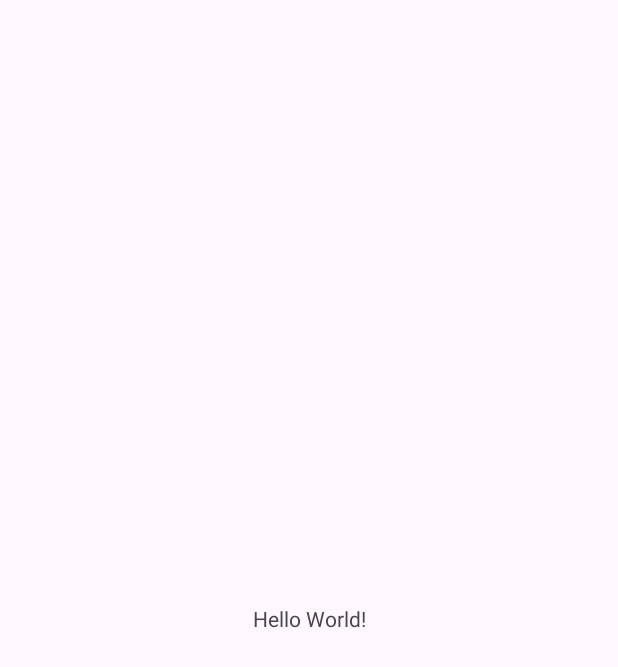
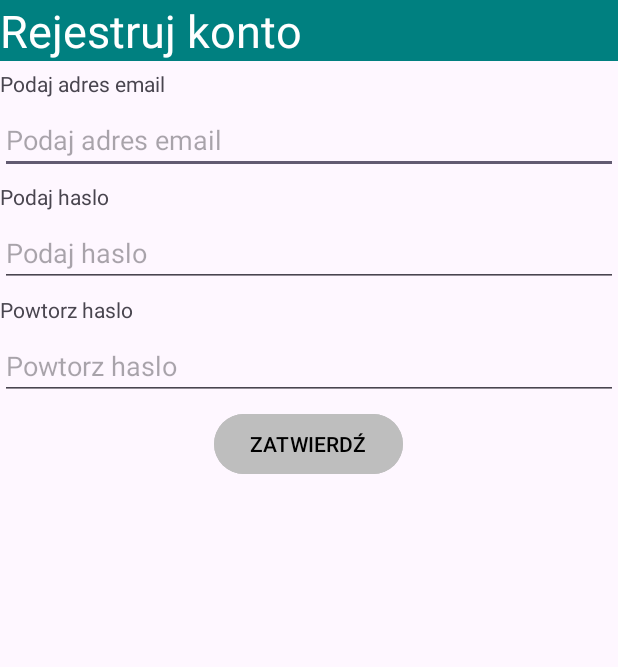
Before and after one commit to glueeeeed2/kolory, an Android app: the screen it shows after launch (MainActivity), on a phone screen of 412 x 824 dp. Before the commit the part shown is almost empty. Shown: the top 667 px of the screen. Run offline under Robolectric (Android 15) with nearby library versions, the phone set to English and light mode, and no system bars.

Commit message:
feat: add new view

```diff
--- a/app/src/main/res/layout/activity_main.xml
+++ b/app/src/main/res/layout/activity_main.xml
@@ -7,13 +7,91 @@
     android:layout_height="match_parent"
     tools:context=".MainActivity">
 
-    <TextView
-        android:layout_width="wrap_content"
-        android:layout_height="wrap_content"
-        android:text="Hello World!"
-        app:layout_constraintBottom_toBottomOf="parent"
-        app:layout_constraintEnd_toEndOf="parent"
-        app:layout_constraintStart_toStartOf="parent"
-        app:layout_constraintTop_toTopOf="parent" />
+    <LinearLayout
+        android:layout_width="match_parent"
+        android:layout_height="match_parent"
+        android:orientation="vertical">
+
+        <TextView
+            android:layout_width="match_parent"
+            android:layout_height="wrap_content"
+            android:text="Rejestruj konto"
+            android:textSize="30dp"
+
+            android:textColor="@color/white"
+            android:background="#008080"
+            />
+
+        <TextView
+            android:id="@+id/emailTextView"
+            android:layout_marginTop="5dp"
+            android:layout_width="match_parent"
+            android:layout_height="wrap_content"
+            android:text="Podaj adres email" />
+
+        <EditText
+            android:id="@+id/emailEditText"
+            android:layout_marginTop="5dp"
+            android:layout_width="match_parent"
+            android:layout_height="wrap_content"
+            android:ems="10"
+            android:inputType="text"
+            android:text=""
+            android:hint="Podaj adres email"
+            />
+
+        <TextView
+            android:id="@+id/passwordTextView"
+            android:layout_marginTop="5dp"
+            android:layout_width="match_parent"
+            android:layout_height="wrap_content"
+            android:text="Podaj haslo"
+            />
+
+        <EditText
+            android:id="@+id/passwordEditText"
+            android:layout_marginTop="5dp"
+            android:layout_width="match_parent"
+            android:layout_height="wrap_content"
+            android:ems="10"
+            android:inputType="text"
+            android:text=""
+            android:hint="Podaj haslo"/>
+
+        <TextView
+            android:id="@+id/repPasswordTextView"
+            android:layout_width="match_parent"
+            android:layout_marginTop="5dp"
+            android:layout_height="wrap_content"
+            android:text="Powtorz haslo" />
+
+        <EditText
+            android:id="@+id/repPasswordEditText"
+            android:layout_marginTop="5dp"
+            android:layout_width="match_parent"
+            android:layout_height="wrap_content"
+            android:ems="10"
+            android:inputType="textPassword"
+            android:hint="Powtorz haslo"/>
+
+        <Button
+            android:id="@+id/registerBtn"
+            android:layout_marginTop="5dp"
+            android:layout_width="wrap_content"
+            android:layout_gravity="center"
+            android:layout_height="wrap_content"
+            android:text="ZATWIERDŹ"
+            android:backgroundTint="#bebebe"
+            android:textColor="@color/black"
+            />
+
+        <TextView
+            android:id="@+id/welcomeTextView"
+            android:layout_marginTop="5dp"
+            android:layout_width="match_parent"
+            android:layout_height="wrap_content"
+            android:text="" />
+
+    </LinearLayout>
 
 </androidx.constraintlayout.widget.ConstraintLayout>
```
